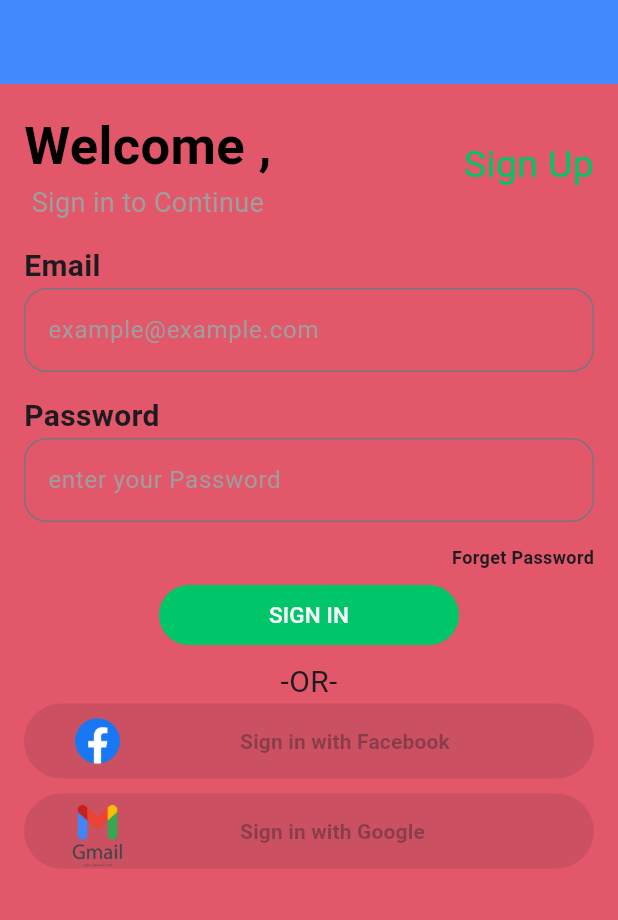
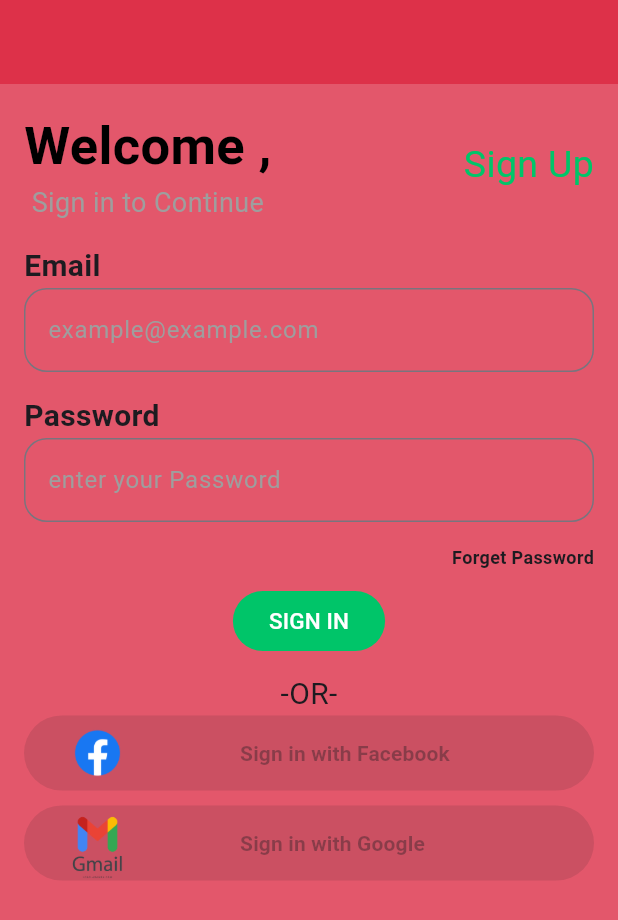
Before and after one commit to IslamAhmedAlsoghier/Ecommerce_Checkout_Order, a Flutter app: the Login screen opened directly, on a phone screen of 412 x 824 dp. Shown: the top 920 px of the screen. Run offline on Flutter 3.47's test engine with Material 3 defaults, Android fonts, the light colour scheme and no system bars; our stand-ins replace firebase_core, get; accounts and stored records are empty.

Commit message:
my checkoutv1 commit

```diff
--- a/lib/custom_widgets/actionButton.dart
+++ b/lib/custom_widgets/actionButton.dart
@@ -1,27 +1,24 @@
+import 'package:flutter/material.dart';
+
 import 'package:ecommerce_checkout/constants/colors.dart';
 import 'package:ecommerce_checkout/custom_widgets/customtext.dart';
-import 'package:flutter/material.dart';
 
 class ActionButton extends StatelessWidget {
   final String text;
   final Color? color;
   final Function func;
+
   const ActionButton(
-      {Key? key, required this.text, this.color, required this.func})
-      : super(key: key);
+      {super.key, required this.text, this.color, required this.func});
 
   @override
   Widget build(BuildContext context) {
-    return Container(
-      width: 200,
-      height: 40,
-      child: ElevatedButton(
-        onPressed: func(),
-        style: ButtonStyle(
-          backgroundColor: WidgetStatePropertyAll(primaryColorApp),
-        ),
-        child: custometext(text: text, fontsize: 15, color: color),
+    return ElevatedButton(
+      onPressed: func(),
+      style: const ButtonStyle(
+        backgroundColor: WidgetStatePropertyAll(primaryColorApp),
       ),
+      child: custometext(text: text, fontsize: 15, color: color),
     );
   }
 }
--- a/lib/view/login.dart
+++ b/lib/view/login.dart
@@ -36,11 +36,10 @@ class _LoginState extends State<Login> {
   Widget build(BuildContext context) {
     return Scaffold(
       resizeToAvoidBottomInset: false,
-      backgroundColor: Color.fromARGB(197, 219, 38, 63),
+      backgroundColor: const Color.fromARGB(197, 219, 38, 63),
       appBar: AppBar(
-        elevation: 0.0,
-        backgroundColor: Colors.blueAccent,
-      ),
+          elevation: 0.0,
+          backgroundColor: const Color.fromARGB(197, 219, 38, 63)),
       body: SingleChildScrollView(
         child: Container(
           padding: const EdgeInsets.all(8),
@@ -112,7 +111,8 @@ class _LoginState extends State<Login> {
               ActionButton(
                 text: 'SIGN IN',
                 func: () {
-                  Future.delayed(Duration(seconds: 2), () {
+                  //print('asd');
+                  Future.delayed(const Duration(seconds: 2), () {
                     Get.to(() => const SecondPage());
                   });
                 },
```
